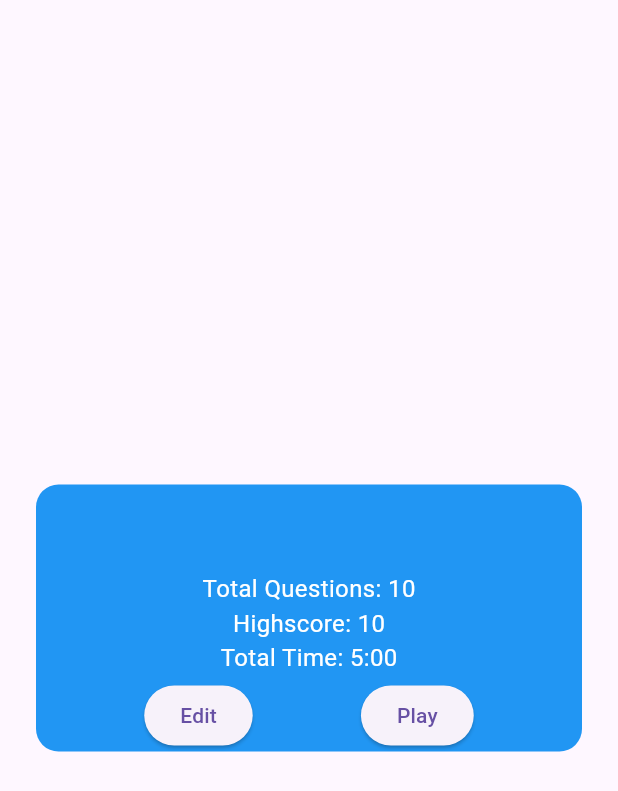
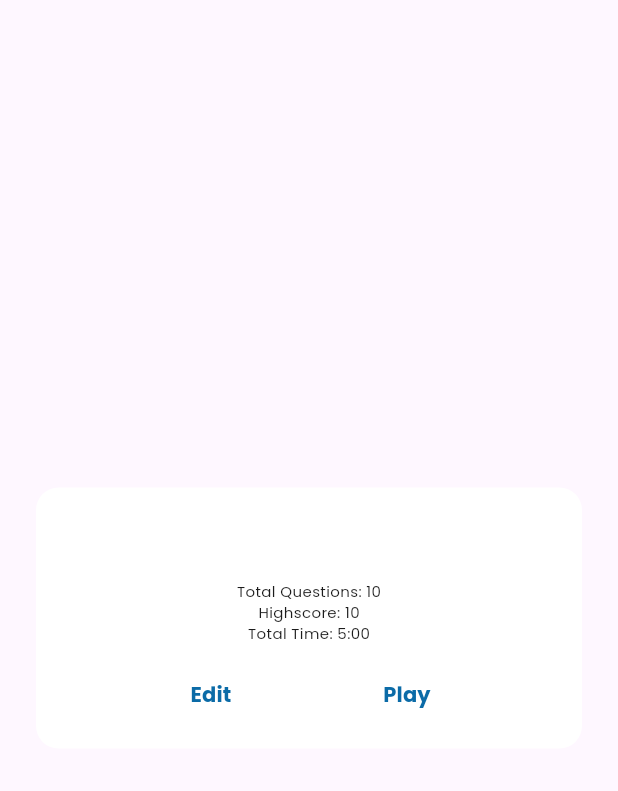
Before and after one commit to Bryan-Monterozo/study_first_ggs_later, a Flutter app: the QuizDialogWidget widget shown alone on an empty page, opened directly with empty values, on a phone screen of 412 x 824 dp. Shown: the top 791 px of the screen. Run offline on Flutter 3.47's test engine with Material 3 defaults, Android fonts, the light colour scheme and no system bars; our stand-ins replace card_swiper, cloud_firestore, confetti, firebase_auth, firebase_core, flip_card and 4 more; missing offline and left inert: enum_to_string; accounts and stored records are empty; network calls fail; Roboto replaces fonts that are missing (Product Sans).

Commit message:
changed dialog box

```diff
--- a/lib/modules/quiz/view/widgets/quiz_dialog.dart
+++ b/lib/modules/quiz/view/widgets/quiz_dialog.dart
@@ -19,40 +19,44 @@ class QuizDialogWidget extends StatelessWidget {
     return Align(
       alignment: Alignment.center,
       child: Padding(
-        padding: const EdgeInsets.symmetric(horizontal: 24.0,),
+        padding: const EdgeInsets.symmetric(
+          horizontal: 24.0,
+        ),
         child: Material(
           color: Colors.transparent,
           child: Container(
             // padding: const EdgeInsets.all(8.0),
             decoration: const BoxDecoration(
-              color: Colors.blue,
+              color: Colors.white,
               borderRadius: BorderRadius.all(
                 Radius.circular(15),
               ),
             ),
+            child: Padding(
+              padding: const EdgeInsets.fromLTRB(18, 6, 18, 12),
               child: Column(
                 mainAxisSize: MainAxisSize.min,
                 crossAxisAlignment: CrossAxisAlignment.center,
                 children: [
-                Center(
-                  child: Text(
+                  Text(
                     quizModel.quizTitle,
                     style: const TextStyle(
+                      color: Color(0xFF1c1c1c),
+                      fontFamily: 'Poppins',
                       fontSize: 20,
                       fontWeight: FontWeight.bold,
                     ),
                   ),
-                ),
-                const SizedBox(height: 2),
-                Center(
-                  child: Text(
+                  Text(
                     quizModel.quizDesc,
                     style: const TextStyle(
-                      fontSize: 16,
+                      color: Color(0xFF1c1c1c),
+                      fontStyle: FontStyle.italic,
+                      fontFamily: 'Poppins',
+                      fontSize: 12,
                     ),
                   ),
-                ),
-                const SizedBox(height: 5),
+                  const SizedBox(height: 10),
                   const Column(
                     mainAxisAlignment: MainAxisAlignment.center,
                     crossAxisAlignment: CrossAxisAlignment.center,
@@ -60,42 +64,57 @@ class QuizDialogWidget extends StatelessWidget {
                       Text(
                         'Total Questions: 10',
                         style: TextStyle(
-                        fontSize: 16,
-                        color: Colors.white,
-                      ),
+                            fontFamily: 'Poppins',
+                            fontSize: 10,
+                            color: Color(0xFF1c1c1c)),
                       ),
                       Text(
                         'Highscore: 10',
                         style: TextStyle(
-                        fontSize: 16,
-                        color: Colors.white,
-                      ),
+                            fontFamily: 'Poppins',
+                            fontSize: 10,
+                            color: Color(0xFF1c1c1c)),
                       ),
                       Text(
                         'Total Time: 5:00',
                         style: TextStyle(
-                        fontSize: 16,
-                        color: Colors.white,
+                          fontFamily: 'Poppins',
+                          fontSize: 10,
+                          color: Color(0xFF1c1c1c),
                         ),
                       ),
                     ],
                   ),
-                const SizedBox(height: 3),
+                  const SizedBox(height: 10),
                   Row(
                     mainAxisAlignment: MainAxisAlignment.spaceEvenly,
                     children: [
-                    ElevatedButton(
+                      TextButton(
+                        style: TextButton.styleFrom(
+                            foregroundColor: const Color(0xFF0B6BA7)),
                         onPressed: () {
                           Get.off(QuizShowQuestions(quizModel: quizModel));
                         },
-                      child: const Text('Edit'),
+                        child: const Text(
+                          'Edit',
+                          style: TextStyle(
+                              fontFamily: 'Poppins',
+                              fontWeight: FontWeight.bold),
                         ),
-                    ElevatedButton(
+                      ),
+                      TextButton(
+                        style: TextButton.styleFrom(
+                            foregroundColor: const Color(0xFF0B6BA7)),
                         onPressed: () {
                           Get.off(QuizPlay(
                               quizModel: quizModel, quizId: quizModel.quizId));
                         },
-                      child: const Text('Play'),
+                        child: const Text(
+                          'Play',
+                          style: TextStyle(
+                              fontFamily: 'Poppins',
+                              fontWeight: FontWeight.bold),
+                        ),
                       ),
                     ],
                   ),
@@ -104,6 +123,7 @@ class QuizDialogWidget extends StatelessWidget {
             ),
           ),
         ),
+      ),
     );
   }
 }
```
Also changed, not shown: lib/modules/calendar/models/calendar_model.dart (+15 -9 lines), lib/modules/calendar/view/screens/meeting_data_source.dart (+7 -6 lines), lib/modules/todo/view/widgets/todo_dialog.dart (+34 -14 lines). Lines whose indentation alone changed are shown as unchanged.
